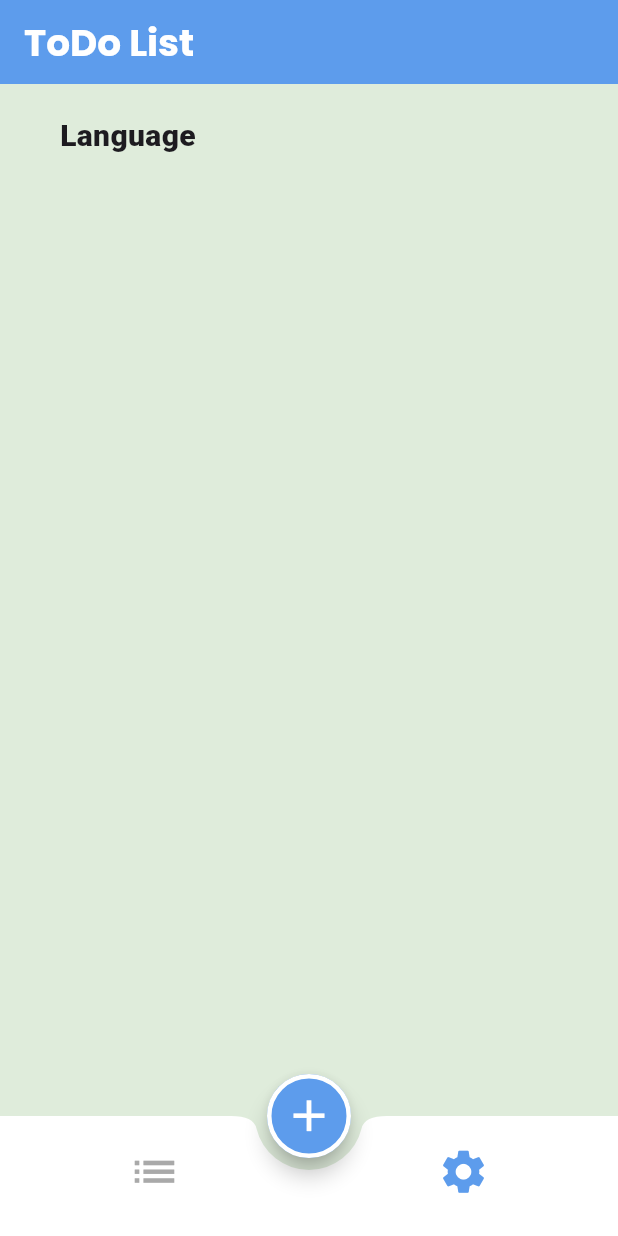
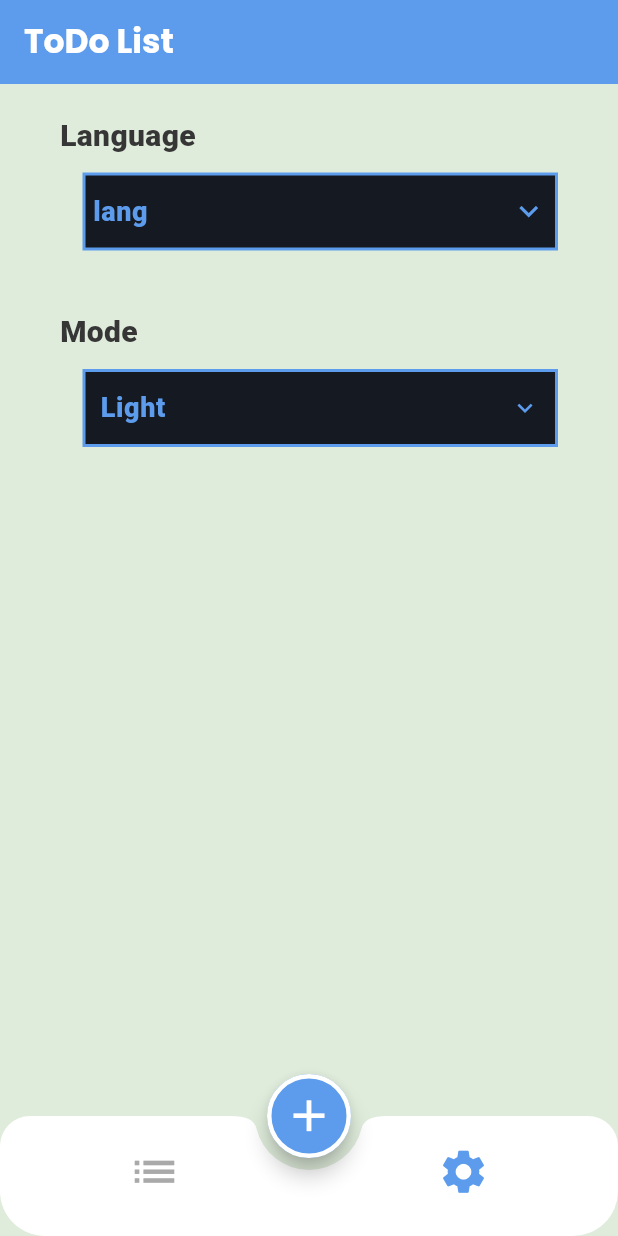
Before and after one commit to RanaGebril/todo, a Flutter app: the screen it shows after launch, item 2 of the bottom bar chosen, on a phone screen of 412 x 824 dp. Run offline on Flutter 3.47's test engine with Material 3 defaults, Android fonts, the phone set to English and light mode, and no system bars.

Commit message:
theme start

```diff
--- a/lib/AppColors.dart
+++ b/lib/AppColors.dart
@@ -12,6 +12,7 @@ class Appcolors{
   static const Color whiteColor = Color(0xffFFFFFF);
   static const Color grayColor1 = Color(0xffA9A9A9);
   static const Color grayColor2 = Color(0xff707070);
+  static const Color grayColor3 = Color(0xffDBDBDB);
   static const Color blackFontColor = Color(0xff363636);
 
 
--- a/lib/App_theme_data.dart
+++ b/lib/App_theme_data.dart
@@ -1,23 +1,171 @@
+import 'package:flutter/cupertino.dart';
 import 'package:flutter/material.dart';
 import 'package:todo/AppColors.dart';
 
 class AppThemeData{
   static  ThemeData light_mode=ThemeData(
-     appBarTheme: AppBarTheme(
-       color: Appcolors.blueColor,
-       // titleTextStyle: TextStyle(
-       //   fontFamily: "Poppins",
-       //   fontWeight: FontWeight.w700,
-       //   fontSize: 42,
-       //   height: 33,
-       //   color: Appcolors.whiteColor,
-       //   backgroundColor: Appcolors.blackFontColor
-       // )
+    scaffoldBackgroundColor: Appcolors.primary_light,
+    appBarTheme: AppBarTheme(
+      color: Appcolors.blueColor,
+      titleTextStyle: TextStyle(
+        fontFamily: "Poppins",
+        fontWeight: FontWeight.w700,
+        fontSize: 22,
+         color: Appcolors.whiteColor,
+      ),
+    ),
+    bottomNavigationBarTheme: BottomNavigationBarThemeData(
+      type: BottomNavigationBarType.fixed,
+      backgroundColor: Colors.transparent,
+      elevation: 0,
+      showUnselectedLabels: false,
+      showSelectedLabels: false,
+      selectedIconTheme: IconThemeData(
+        color: Appcolors.blueColor,
+        size: 35,
+      ),
+      unselectedIconTheme: IconThemeData(
+        color: Appcolors.grayColor1,
+        size: 35
+      )
+
+    ),
+      bottomAppBarTheme: BottomAppBarTheme(
+        padding: EdgeInsets.all(0),
+        shape: CircularNotchedRectangle(),
+        color: Appcolors.whiteColor,
+      ),
+     textTheme: TextTheme(
+       bodyLarge: TextStyle(
+         fontSize: 22,
+         fontWeight: FontWeight.w700,
+         color: Appcolors.greenColor
+       ),
+       bodyMedium: TextStyle(
+           fontSize: 20,
+           fontWeight: FontWeight.w400,
+           color: Appcolors.blackFontColor
+       ),
+       bodySmall: TextStyle(
+           fontSize: 18,
+           fontWeight: FontWeight.w700,
+           color: Appcolors.blackFontColor
+       ),
+       displayLarge: TextStyle(
+           fontSize: 18,
+           fontWeight: FontWeight.w400,
+           color: Appcolors.whiteColor
+       ),
+       displayMedium: TextStyle(
+           fontSize: 15,
+           fontWeight: FontWeight.w700,
+           color: Appcolors.blackFontColor
+       ),
+       // displaySmall: TextStyle(
+       //     fontSize: 14,
+       //     fontWeight: FontWeight.w700,
+       //     color: Appcolors.blackFontColor
+       // ),
+       labelLarge: TextStyle(
+           fontSize: 14,
+         fontWeight: FontWeight.w400,
+         color: Appcolors.blueColor
+       ),
+       labelMedium: TextStyle(
+         fontSize: 12,
+         fontWeight: FontWeight.w400,
+         color: Appcolors.blackFontColor
+       )
 
      ),
-    //scaffoldBackgroundColor: Appcolors.primary_light
+    floatingActionButtonTheme: FloatingActionButtonThemeData(
+      backgroundColor: Appcolors.blueColor,
+      shape: RoundedRectangleBorder(
+          borderRadius: BorderRadius.circular(30),
+          side: BorderSide(color: Appcolors.whiteColor, width: 3)),
+    ),
   );
-  ThemeData dark_mode=ThemeData(
+  static ThemeData dark_mode=ThemeData(
+      scaffoldBackgroundColor: Appcolors.primary_dark,
+      appBarTheme: AppBarTheme(
+        color: Appcolors.blueColor,
+        titleTextStyle: TextStyle(
+          fontFamily: "Poppins",
+          fontWeight: FontWeight.w700,
+          fontSize: 22,
+          color: Appcolors.primary_dark,
+        ),
+      ),
+    bottomNavigationBarTheme: BottomNavigationBarThemeData(
+        type: BottomNavigationBarType.fixed,
+        backgroundColor: Colors.transparent,
+        elevation: 0,
+        showUnselectedLabels: false,
+        showSelectedLabels: false,
+        selectedIconTheme: IconThemeData(
+          color: Appcolors.blueColor,
+          size: 35,
+        ),
+        unselectedIconTheme: IconThemeData(
+            color: Appcolors.grayColor1,
+            size: 35
+        )
+
+    ),
+      bottomAppBarTheme: BottomAppBarTheme(
+        padding: EdgeInsets.all(0),
+        shape: CircularNotchedRectangle(),
+        color: Appcolors.secondary_dark,
+      ),
+    textTheme: TextTheme(
+        bodyLarge: TextStyle(
+            fontSize: 22,
+            fontWeight: FontWeight.w700,
+            color: Appcolors.greenColor
+        ),
+        bodyMedium: TextStyle(
+            fontSize: 20,
+            fontWeight: FontWeight.w400,
+            color: Appcolors.whiteColor
+        ),
+        bodySmall: TextStyle(
+            fontSize: 18,
+            fontWeight: FontWeight.w700,
+            color: Appcolors.blackFontColor
+        ),
+        displayLarge: TextStyle(
+            fontSize: 18,
+            fontWeight: FontWeight.w400,
+            color: Appcolors.whiteColor
+        ),
+        displayMedium: TextStyle(
+            fontSize: 15,
+            fontWeight: FontWeight.w700,
+            color: Appcolors.blackFontColor
+        ),
+        displaySmall: TextStyle(
+            fontSize: 14,
+            fontWeight: FontWeight.w700,
+            color: Appcolors.whiteColor
+        ),
+        labelLarge: TextStyle(
+            fontSize: 14,
+            fontWeight: FontWeight.w400,
+            color: Appcolors.blueColor
+        ),
+        labelMedium: TextStyle(
+            fontSize: 12,
+            fontWeight: FontWeight.w400,
+            color: Appcolors.whiteColor
+        )
+
+    ),
+    floatingActionButtonTheme: FloatingActionButtonThemeData(
+      backgroundColor: Appcolors.blueColor,
+      shape: RoundedRectangleBorder(
+          borderRadius: BorderRadius.circular(30),
+          side: BorderSide(color: Appcolors.secondary_dark, width: 3)),
+    ),
 
   );
 }
--- a/lib/home_screen.dart
+++ b/lib/home_screen.dart
@@ -1,7 +1,7 @@
 import 'package:flutter/material.dart';
 import 'package:todo/AppColors.dart';
 import 'package:todo/tabs/list_tab.dart';
-import 'package:todo/tabs/setting_tab.dart';
+import 'package:todo/tabs/setting/setting_tab.dart';
 
 class HomeScreen extends StatefulWidget {
   static const String routeName = "home";
@@ -18,32 +18,22 @@ class _HomeScreenState extends State<HomeScreen> {
   @override
   Widget build(BuildContext context) {
     return Scaffold(
-      backgroundColor: Appcolors.primary_light,
+      //backgroundColor: Appcolors.primary_light,
       appBar: AppBar(
         title: Text(
           "ToDo List",
-          style: TextStyle(
-            fontFamily: "Poppins",
-            fontWeight: FontWeight.w500,
-            fontSize: 25,
-            color: Appcolors.whiteColor,
         ),
       ),
+      bottomNavigationBar: ClipRRect(
+        borderRadius: BorderRadius.only(
+          topRight: Radius.circular(20),
+          topLeft: Radius.circular(20),
+          bottomRight: Radius.circular(30),
+          bottomLeft: Radius.circular(30)
         ),
-      bottomNavigationBar: BottomAppBar(
-        padding: EdgeInsets.all(0),
+        child: BottomAppBar(
           notchMargin: 8,
-        shape: CircularNotchedRectangle(),
-        color: Appcolors.whiteColor,
           child: BottomNavigationBar(
-          type: BottomNavigationBarType.fixed,
-          backgroundColor: Colors.transparent,
-          elevation: 0,
-          unselectedItemColor: Appcolors.grayColor1,
-          selectedItemColor: Appcolors.blueColor,
-          showUnselectedLabels: false,
-          showSelectedLabels: false,
-          iconSize: 35,
             currentIndex: selectedIndex,
             onTap: (index) {
               selectedIndex = index;
@@ -56,13 +46,10 @@ class _HomeScreenState extends State<HomeScreen> {
             ],
           ),
         ),
+      ),
       floatingActionButton: FloatingActionButton(
         onPressed: () {},
         child: Icon(Icons.add, color: Appcolors.whiteColor, size: 35),
-        backgroundColor: Appcolors.blueColor,
-        shape: RoundedRectangleBorder(
-            borderRadius: BorderRadius.circular(30),
-            side: BorderSide(color: Appcolors.whiteColor, width: 3)),
       ),
       floatingActionButtonLocation: FloatingActionButtonLocation.centerDocked,
 
--- a/lib/main.dart
+++ b/lib/main.dart
@@ -1,22 +1,28 @@
 import 'package:flutter/material.dart';
+import 'package:provider/provider.dart';
 import 'package:todo/App_theme_data.dart';
 import 'package:todo/home_screen.dart';
+import 'package:todo/providers/My_provider.dart';
 import 'package:todo/splash_screen.dart';
 
 void main() {
-  runApp(const MyApp());
+  runApp( ChangeNotifierProvider(
+      create:(context) => MyProvider(),
+      child: MyApp()));
 }
 
 class MyApp extends StatelessWidget {
-  const MyApp({super.key});
+  MyApp({super.key});
 
   @override
+
   Widget build(BuildContext context) {
+    var provider_object=Provider.of<MyProvider>(context);
     return MaterialApp(
       debugShowCheckedModeBanner: false,
        theme: AppThemeData.light_mode,
-      // darkTheme: ,
-       themeMode: ThemeMode.light,
+       darkTheme:AppThemeData.dark_mode ,
+       themeMode: provider_object.AppTheme,
        initialRoute: SplashScreen.routeName ,
        routes: {
         SplashScreen.routeName:(context)=> SplashScreen(),
--- /dev/null
+++ b/lib/providers/My_provider.dart
@@ -0,0 +1,10 @@
+import 'package:flutter/material.dart';
+
+class MyProvider extends ChangeNotifier{
+  ThemeMode AppTheme = ThemeMode.light;
+
+changeTheme(ThemeMode themeMode){
+  AppTheme =themeMode;
+  notifyListeners();
+}
+}
--- /dev/null
+++ b/lib/tabs/setting/language_drop_down.dart
@@ -0,0 +1,57 @@
+import 'package:flutter/material.dart';
+import 'package:provider/provider.dart';
+import 'package:todo/AppColors.dart';
+import 'package:todo/providers/My_provider.dart';
+
+class LanguageDropDown extends StatelessWidget {
+  const LanguageDropDown({super.key});
+
+  @override
+  Widget build(BuildContext context) {
+    var provider_object = Provider.of<MyProvider>(context);
+    return Container(
+      padding: EdgeInsets.symmetric(horizontal: 5),
+      margin: EdgeInsets.only(left: 15),
+      decoration: BoxDecoration(
+        color: provider_object == ThemeMode.light
+            ? Appcolors.whiteColor
+            : Appcolors.secondary_dark,
+        border: Border.all(color: Appcolors.blueColor, width: 2),
+      ),
+      child: DropdownButton<String>(
+          items: [
+            DropdownMenuItem(
+              child: Text("English",
+                  style: Theme.of(context)
+                      .textTheme
+                      .bodySmall
+                      ?.copyWith(color: Appcolors.blueColor)),
+              value: "English",
+            ),
+            DropdownMenuItem(
+              child: Text("Arabic",
+                  style: Theme.of(context)
+                      .textTheme
+                      .bodySmall
+                      ?.copyWith(color: Appcolors.blueColor)),
+              value: "Arabic",
+            ),
+          ],
+          onChanged: (value) {},
+          iconSize: 25,
+          iconEnabledColor: Appcolors.blueColor,
+          icon: Icon(Icons.keyboard_arrow_down),
+          dropdownColor: provider_object == ThemeMode.light
+              ? Appcolors.whiteColor
+              : Appcolors.secondary_dark,
+          borderRadius: BorderRadius.circular(20),
+          hint: Text("lang",
+              style: Theme.of(context)
+                  .textTheme
+                  .bodySmall
+                  ?.copyWith(color: Appcolors.blueColor)),
+          underline: SizedBox.shrink(),
+          isExpanded: true),
+    );
+  }
+}
--- /dev/null
+++ b/lib/tabs/setting/setting_tab.dart
@@ -0,0 +1,28 @@
+import 'package:flutter/material.dart';
+import 'package:todo/tabs/setting/language_drop_down.dart';
+import 'package:todo/tabs/setting/theme_drop_down.dart';
+
+class SettingTab extends StatelessWidget {
+  SettingTab({super.key});
+
+  String dropDownBottomValue = "lang";
+
+  @override
+  Widget build(BuildContext context) {
+    return Padding(
+      padding: const EdgeInsets.symmetric(vertical: 20, horizontal: 40),
+      child: Column(
+        crossAxisAlignment: CrossAxisAlignment.start,
+        children: [
+          Text("Language", style: Theme.of(context).textTheme.bodyMedium),
+          SizedBox(height: 10),
+          LanguageDropDown(),
+          SizedBox(height: 40),
+          Text("Mode", style: Theme.of(context).textTheme.bodyMedium),
+          SizedBox(height: 10),
+          ThemeDropDown()
+        ],
+      ),
+    );
+  }
+}
--- /dev/null
+++ b/lib/tabs/setting/theme_drop_down.dart
@@ -0,0 +1,62 @@
+import 'package:flutter/material.dart';
+import 'package:provider/provider.dart';
+import 'package:todo/AppColors.dart';
+import 'package:todo/providers/My_provider.dart';
+
+class ThemeDropDown extends StatelessWidget {
+  const ThemeDropDown({super.key});
+
+  @override
+  Widget build(BuildContext context) {
+    var provider_object = Provider.of<MyProvider>(context);
+    ThemeMode currentTheme = Provider.of<MyProvider>(context).AppTheme;//access theme from the provider
+    return Container(
+      padding: EdgeInsets.symmetric(horizontal: 10),
+      margin: EdgeInsets.only(left: 15),
+      decoration: BoxDecoration(
+        color: provider_object==ThemeMode.light
+        ?Appcolors.whiteColor
+        :Appcolors.secondary_dark,
+        border: Border.all(color: Appcolors.blueColor, width: 2),
+      ),
+      child: DropdownButton<ThemeMode>(
+        value: currentTheme,//set the curent theme value
+        items: [
+          DropdownMenuItem(
+            child: Text(
+              "Light",
+              style: Theme.of(context).textTheme.bodySmall?.copyWith(
+                color: Appcolors.blueColor
+              )),
+            value: ThemeMode.light,
+          ),
+          DropdownMenuItem(
+            child: Text(
+              "Dark",
+                style: Theme.of(context).textTheme.bodySmall?.copyWith(
+                    color: Appcolors.blueColor
+                )
+            ),
+            value: ThemeMode.dark,
+          )
+        ],
+        //change theme mode
+        onChanged: (modeToChange) {
+          provider_object.changeTheme(modeToChange!);
+        },
+        iconSize: 20,
+        iconEnabledColor: Appcolors.blueColor,
+         icon: Icon(Icons.keyboard_arrow_down),
+        borderRadius: BorderRadius.circular(25),
+        hint: Text(
+            provider_object.AppTheme == ThemeMode.light ? "Light" : "Dark"),
+        style: Theme.of(context).textTheme.labelLarge,
+        dropdownColor: provider_object.AppTheme==ThemeMode.light
+        ? Appcolors.whiteColor
+        :Appcolors.secondary_dark,
+        underline: SizedBox.shrink(),
+        isExpanded: true,
+      ),
+    );
+  }
+}
--- a/lib/tabs/setting_tab.dart
+++ /dev/null
@@ -1,20 +0,0 @@
-import 'package:flutter/material.dart';
-
-class SettingTab extends StatelessWidget {
-  const SettingTab({super.key});
-
-  @override
-  Widget build(BuildContext context) {
-    return Padding(
-      padding: const EdgeInsets.symmetric(vertical: 20,horizontal: 40),
-      child: Column(
-        children: [
-          Text("Language",
-          style: TextStyle(
-            fontSize: 20
-          ),)
-        ],
-      ),
-    );
-  }
-}
--- a/pubspec.yaml
+++ b/pubspec.yaml
@@ -35,6 +35,7 @@ dependencies:
   # The following adds the Cupertino Icons font to your application.
   # Use with the CupertinoIcons class for iOS style icons.
   cupertino_icons: ^1.0.6
+  provider: ^6.1.2
 
 dev_dependencies:
   flutter_test:
```
Also changed, not shown: pubspec.lock. Lines whose indentation alone changed are shown as unchanged.
